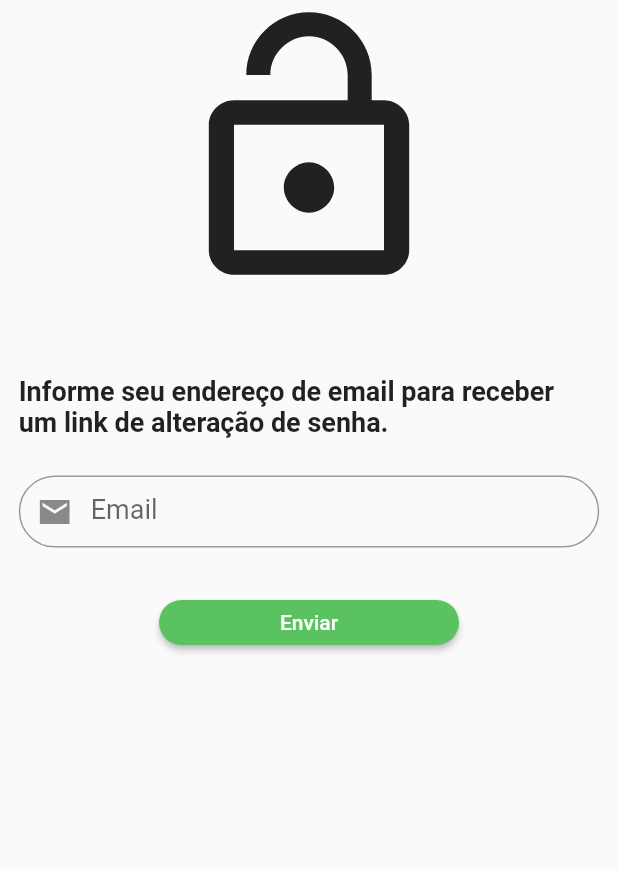
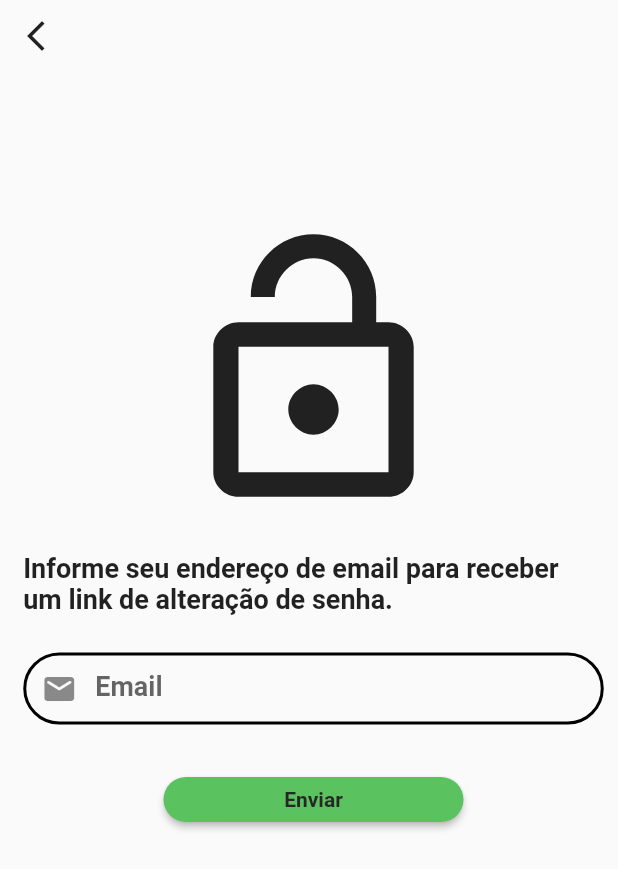
Before and after one commit to Ja1zinh0/app_medico, a Flutter app: the TelaLogin screen opened directly, after a tap on "Esqueceu a senha?", on a phone screen of 412 x 824 dp. Shown: the top 869 px of the screen. Run offline on Flutter 3.47's test engine with Material 2 defaults, Android fonts, the light colour scheme and no system bars.

Commit message:
fourth commit

```diff
--- a/lib/main.dart
+++ b/lib/main.dart
@@ -4,6 +4,7 @@
 import 'package:app_prototipo/view/tela_recSenha.dart';
 import 'package:flutter/material.dart';
 import 'view/tela_login.dart';
+import 'view/tela_sobre.dart';
 
 void main() {
   runApp(
@@ -11,7 +12,7 @@ void main() {
     MaterialApp(
       debugShowCheckedModeBanner: false,
       title: 'Contatos',
-      home: const RecuperarSenha(),
+      home: const TelaSobre(),
     ),
   );
 }
--- a/lib/view/tela_login.dart
+++ b/lib/view/tela_login.dart
@@ -1,5 +1,6 @@
-import 'package:app_prototipo/view/tela_recSenha.dart';
 import 'package:flutter/material.dart';
+import 'tela_recSenha.dart';
+import 'tela_sobre.dart';
 
 class TelaLogin extends StatefulWidget {
   const TelaLogin({super.key});
@@ -9,6 +10,9 @@ class TelaLogin extends StatefulWidget {
 }
 
 class _TelaLoginState extends State<TelaLogin> {
+  var txtEmail = TextEditingController();
+  var txtSenha = TextEditingController();
+
   @override
   Widget build(BuildContext context) {
     return Scaffold(
@@ -19,7 +23,7 @@ class _TelaLoginState extends State<TelaLogin> {
             children: [
               // ignore: prefer_const_constructors
               SizedBox(
-                height: 230,
+                height: 100,
 
               ),
               SizedBox(
@@ -36,13 +40,21 @@ class _TelaLoginState extends State<TelaLogin> {
                     ),
 
                     TextField(
+                      controller: txtEmail,
                       decoration: InputDecoration(
                         contentPadding: const EdgeInsets.all(2),
                         labelText: 'Email',
-                      labelStyle: const TextStyle(fontSize: 18),
-                      prefixIcon: const Icon(Icons.email_sharp),
-                      border: OutlineInputBorder(
+                        labelStyle: const TextStyle(
+                          fontSize: 18,
+                          fontWeight: FontWeight.bold
+                        ),
+                        prefixIcon: const Icon(Icons.email_rounded),
+                        enabledBorder: OutlineInputBorder(
                           borderRadius: BorderRadius.circular(30.0),
+                          borderSide: const BorderSide(
+                            width: 2,
+                            color: Colors.black,
+                          ),
                         ),
                       ),
                 ),
@@ -53,13 +65,21 @@ class _TelaLoginState extends State<TelaLogin> {
 
               ),
                 TextField(
+                  controller: txtSenha,
                   decoration: InputDecoration(
                     contentPadding: const EdgeInsets.all(2),
                     labelText: 'Senha',
-                      labelStyle: const TextStyle(fontSize: 18),
+                    labelStyle: const TextStyle(
+                      fontSize: 18,
+                      fontWeight: FontWeight.bold,
+                      ),
                     prefixIcon: const Icon(Icons.key_sharp),
-                      border: OutlineInputBorder(
+                    enabledBorder: OutlineInputBorder(
                           borderRadius: BorderRadius.circular(30.0),
+                          borderSide: const BorderSide(
+                            width: 2,
+                            color: Colors.black,
+                          ),
                         ),
                   ),
                 ),
@@ -91,6 +111,7 @@ class _TelaLoginState extends State<TelaLogin> {
                               style: TextStyle(
                                 color: Colors.black,
                                 decoration: TextDecoration.underline,
+                                fontWeight: FontWeight.bold,
                               ),
                               )
                          ),
@@ -113,19 +134,80 @@ class _TelaLoginState extends State<TelaLogin> {
                       ),
                     ),
                     onPressed: (){
+                      if(txtEmail.text.isEmpty && txtSenha.text.isEmpty){
+                        mensagem('Por favor preencha os campos para entrar.');
+                      }else{
+
+                      }
 
                     },
-                    child: const Text('Entrar'),
+                    child: const Text('Entrar',
+                    style: TextStyle(
+                      fontWeight: FontWeight.bold,
+                      color: Color.fromARGB(255, 39, 39, 39),
+                    ),
+                    ),
                   ),
                 ),
 
                 ],
-                )
-              )
+                ),
+              ),
+
+          const SizedBox(
+            height: 310,
+          ),
+          Row(
+            children: [
+            const SizedBox(
+              width: 320,
+            ),
+              Column(
+                children: [
+                  IconButton(
+                    onPressed: (){
+                      Navigator.push(
+                        context,
+                        MaterialPageRoute(
+                          builder: (context) => const TelaSobre(),
+                        ),
+                      );
+                    },
+                  icon: const Icon(Icons.help_rounded),
+                  iconSize: 50,
+                  color: const Color.fromARGB(255, 90, 194, 94),
+                  ),
+                  const Text('Sobre',
+                    style: TextStyle(
+                      fontSize: 20,
+                      fontWeight: FontWeight.bold,
+                      color: Color.fromARGB(255, 61, 61, 61),
+                    ),
+                  ),
                 ],
               ),
             ],
           )
+          ],
+          ),
+
+        ],
+      )
+    );
+  }
+mensagem(msg){
+  ScaffoldMessenger.of(context).showSnackBar(
+      SnackBar(
+        duration: const Duration(seconds: 2),
+        content: Text(
+          msg,
+          style: const TextStyle(
+            fontWeight: FontWeight.bold,
+            color: Color.fromARGB(255, 39, 39, 39),
+          ),
+        ),
+        backgroundColor: const Color.fromARGB(255, 90, 194, 94),
+      ),
     );
 }
 }
--- a/lib/view/tela_recSenha.dart
+++ b/lib/view/tela_recSenha.dart
@@ -1,5 +1,6 @@
 // ignore_for_file: prefer_const_constructors
 
+import 'package:app_prototipo/view/tela_login.dart';
 import 'package:flutter/material.dart';
 
 class RecuperarSenha extends StatefulWidget {
@@ -18,6 +19,30 @@ class _RecuperarSenhaState extends State<RecuperarSenha> {
         children: [
         Column(
           children: [
+
+            Row(
+              mainAxisAlignment: MainAxisAlignment.end,
+              children: [
+                IconButton(
+                  onPressed: (){
+                    Navigator.push(
+                      context,
+                      MaterialPageRoute(
+                        builder: (context) => const TelaLogin(),
+                      ),
+                    );
+                },
+                icon: Icon(Icons.arrow_back_ios_new_outlined)
+                ),
+                SizedBox(
+                  width: 370,
+                ),
+              ],
+            ),
+
+            SizedBox(
+              height: 100,
+            ),
             const SizedBox(
               child: Icon(
                 Icons.lock_open,
@@ -26,7 +51,7 @@ class _RecuperarSenhaState extends State<RecuperarSenha> {
             ),
 
             SizedBox(
-              height: 50,
+              height: 20,
             ),
             SizedBox(
               width: MediaQuery.of(context).size.width - 25,
@@ -46,11 +71,18 @@ class _RecuperarSenhaState extends State<RecuperarSenha> {
                 decoration: InputDecoration(
                   contentPadding: const EdgeInsets.all(2),
                   labelText: 'Email',
-                  labelStyle: const TextStyle(fontSize: 18),
-                  prefixIcon: const Icon(Icons.email_sharp),
-                  border: OutlineInputBorder(
-                    borderRadius: BorderRadius.circular(30.0),
-                  ),
+                  labelStyle: const TextStyle(
+                      fontSize: 18,
+                      fontWeight: FontWeight.bold,
+                      ),
+                  prefixIcon: const Icon(Icons.email_rounded),
+                  enabledBorder: OutlineInputBorder(
+                          borderRadius: BorderRadius.circular(30.0),
+                          borderSide: const BorderSide(
+                            width: 2,
+                            color: Colors.black,
+                          ),
+                        ),
                 ),
               ),
             ),
@@ -72,7 +104,12 @@ class _RecuperarSenhaState extends State<RecuperarSenha> {
 
                 onPressed: (){
                 },
-                child: Text('Enviar')
+                child: Text('Enviar',
+                style: const TextStyle(
+                  fontWeight: FontWeight.bold,
+                  color: Color.fromARGB(255, 39, 39, 39),
+                ),
+                ),
             ),
             ),
           ],
```
Also changed, not shown: lib/view/tela_sobre.dart (added, +77 -0 lines), lib/images/camila.jpeg (added), lib/images/joao.jpeg (added), lib/images/logo.jpeg (added). Lines whose indentation alone changed are shown as unchanged.
